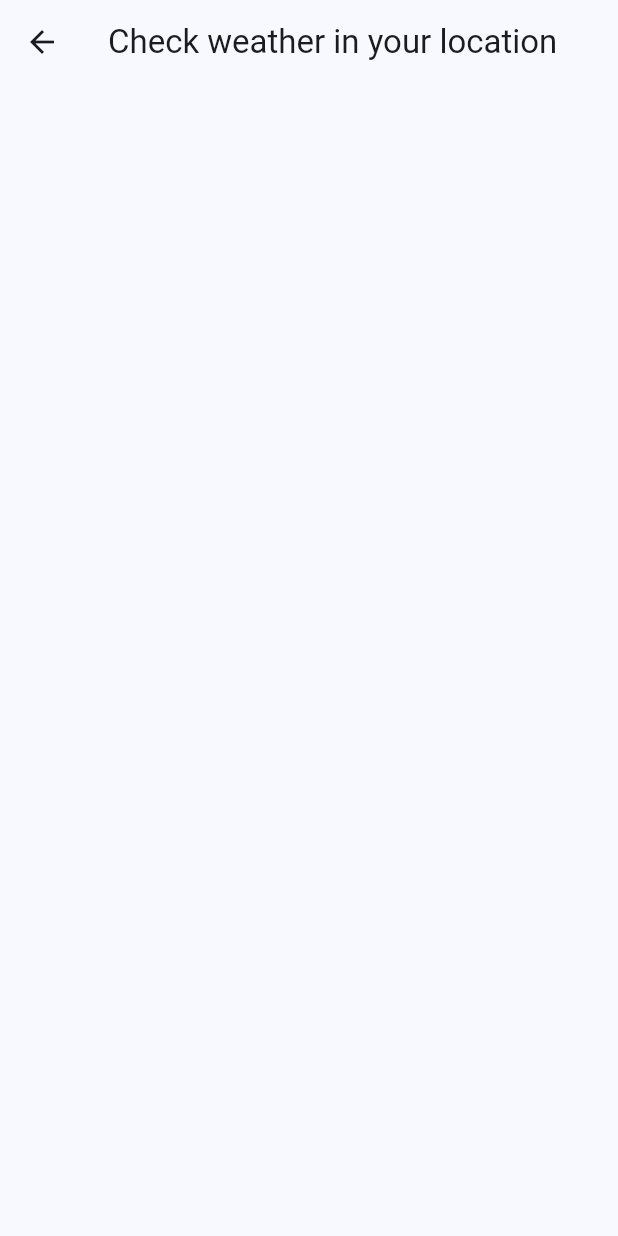
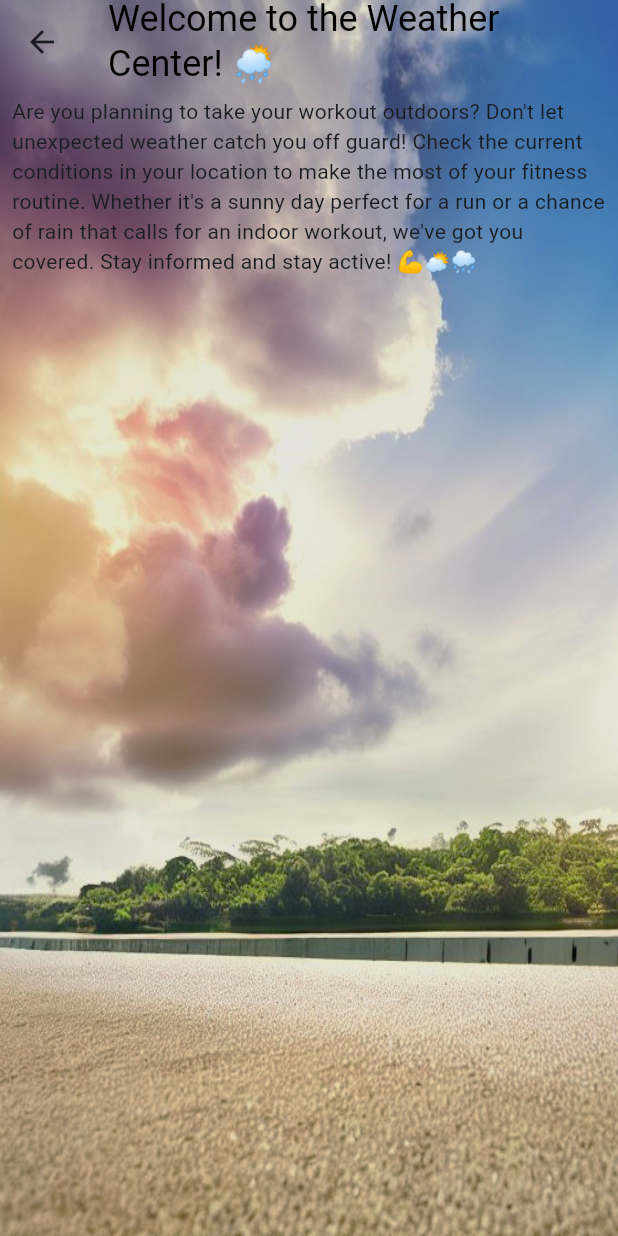
Before and after one commit to mateuszkasprzak94/fitness_prodigy, a Flutter app: the WeatherContent screen opened directly, on a phone screen of 412 x 824 dp. Run offline on Flutter 3.47's test engine with Material 2 defaults, Android fonts, the phone set to English and light mode, and no system bars; our stand-ins replace bloc, cloud_firestore, firebase_auth, firebase_core, flutter_bloc, google_fonts and 1 more; accounts and stored records are empty; Roboto replaces fonts that are missing (Satisfy).

Commit message:
Add DecorationImage and text to weather page

```diff
--- a/lib/app/pages/features/weather/weather_page.dart
+++ b/lib/app/pages/features/weather/weather_page.dart
@@ -1,4 +1,8 @@
 import 'package:flutter/material.dart';
+import 'package:google_fonts/google_fonts.dart';
+
+String description =
+    "Are you planning to take your workout outdoors? Don't let unexpected weather catch you off guard! Check the current conditions in your location to make the most of your fitness routine. Whether it's a sunny day perfect for a run or a chance of rain that calls for an indoor workout, we've got you covered. Stay informed and stay active! 💪⛅️🌧️";
 
 class WeatherContent extends StatefulWidget {
   const WeatherContent({super.key});
@@ -11,10 +15,34 @@ class _WeatherContentState extends State<WeatherContent> {
   @override
   Widget build(BuildContext context) {
     return Scaffold(
+      extendBodyBehindAppBar: true,
       appBar: AppBar(
-        title: const Text('Check weather in your location'),
+        backgroundColor: Colors.transparent,
+        title: Text(
+          'Welcome to the Weather Center! 🌦️',
+          style: GoogleFonts.satisfy(fontSize: 24, color: Colors.black),
+          maxLines: 2,
+        ),
         centerTitle: true,
         automaticallyImplyLeading: true,
+      ),
+      body: Container(
+        decoration: const BoxDecoration(
+          image: DecorationImage(
+            image: AssetImage('images/weather4.png'),
+            fit: BoxFit.fill,
+          ),
+        ),
+        child: Padding(
+          padding: const EdgeInsets.all(8.0),
+          child: ListView(
+            children: [
+              Text(
+                description,
+              ),
+            ],
+          ),
+        ),
       ),
     );
   }
```
Also changed, not shown: images/weather.png (added), images/weather4.png (added).
